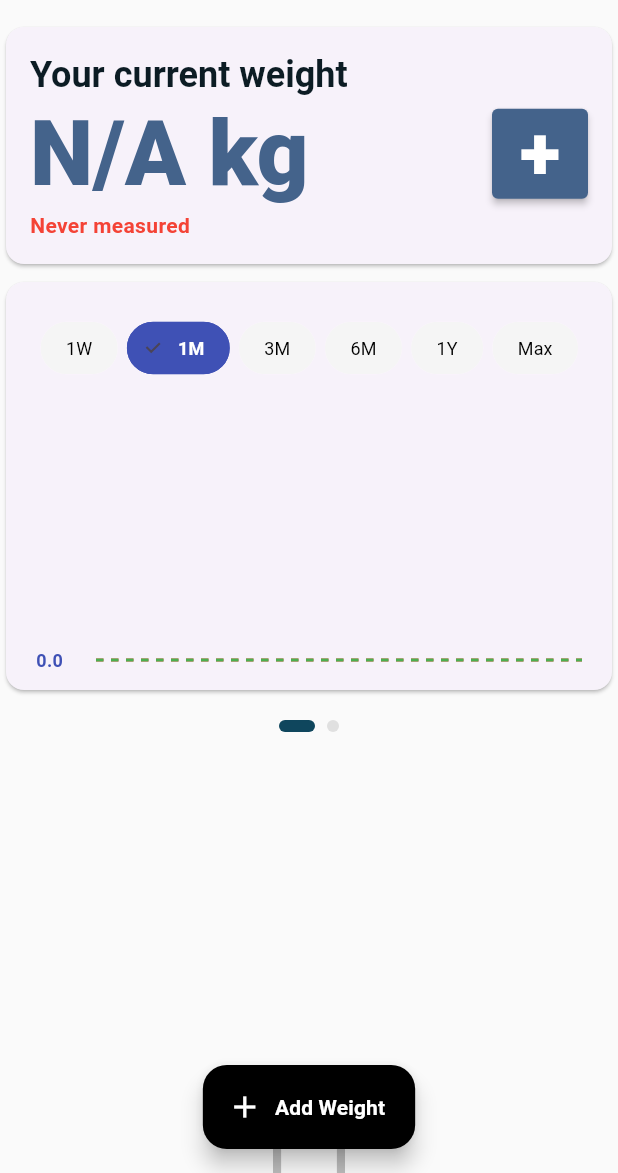
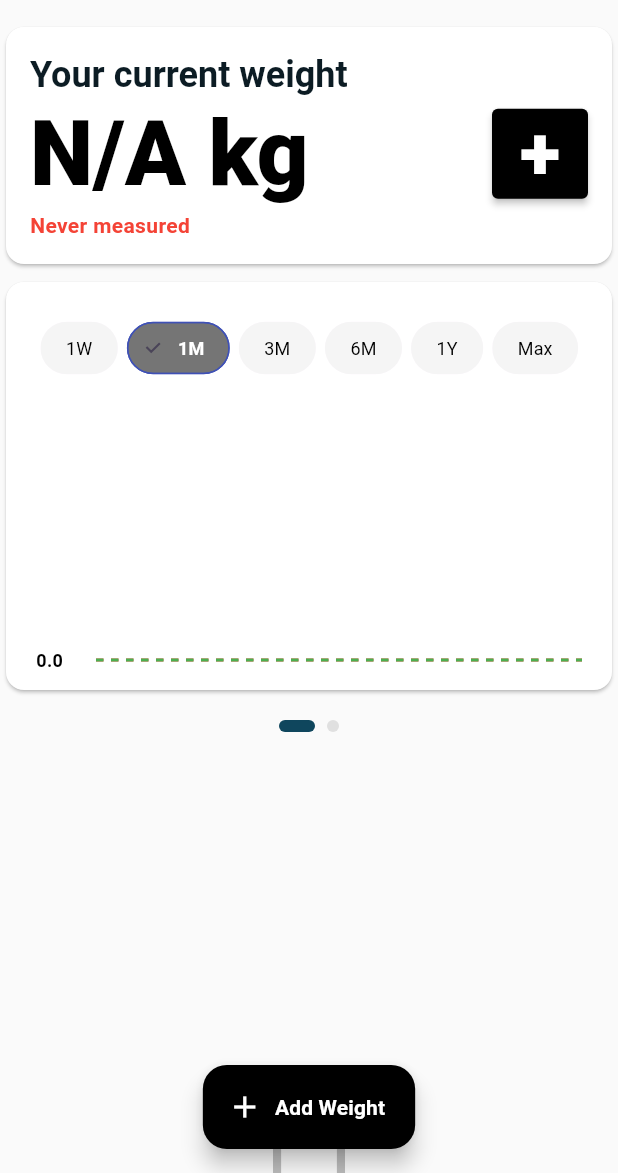
Before and after one commit to tomaszzywicki/cal-cones, a Flutter app: the WeightLogMainScreen screen opened directly, on a phone screen of 412 x 824 dp, the part 63-1236 px from its top. Run offline on Flutter 3.47's test engine with Material 3 defaults, Android fonts, the phone set to English and light mode, and no system bars; drawn by our look-alikes of fl_chart; our stand-ins replace connectivity_plus, firebase_auth, firebase_core, flutter_dotenv, google_generative_ai, image_picker and 4 more; missing offline and left inert: mobile_scanner; accounts and stored records are empty; network calls fail.

Commit message:
poprawiłem te kolory kornela bo niespójne były strasznie i kłuły w oczy

```diff
--- a/frontend/lib/features/auth/presentation/screens/signup_screen.dart
+++ b/frontend/lib/features/auth/presentation/screens/signup_screen.dart
@@ -1,8 +1,6 @@
 import 'package:flutter/material.dart';
-import 'package:frontend/app_widget.dart';
 import 'package:frontend/features/auth/presentation/screens/login_screen.dart';
 import 'package:frontend/features/user/presentation/screens/onboarding.dart';
-import 'package:frontend/main_screen.dart';
 import 'package:frontend/features/auth/services/auth_service.dart';
 import 'package:provider/provider.dart';
 
--- a/frontend/lib/features/dashboard/presentation/screens/bmi_card.dart
+++ b/frontend/lib/features/dashboard/presentation/screens/bmi_card.dart
@@ -50,6 +50,7 @@ class BMIcard extends StatelessWidget {
     }
 
     return Card(
+      color: Colors.white,
       elevation: 2,
       shape: RoundedRectangleBorder(borderRadius: BorderRadius.circular(16)),
       child: Padding(
--- a/frontend/lib/features/dashboard/presentation/screens/current_goal_card.dart
+++ b/frontend/lib/features/dashboard/presentation/screens/current_goal_card.dart
@@ -6,6 +6,7 @@ class CurrentGoalCard extends StatelessWidget {
   @override
   Widget build(BuildContext context) {
     return Card(
+      color: Colors.white,
       child: SizedBox(
         width: MediaQuery.of(context).size.width / 2 - 16,
         height: 100,
--- a/frontend/lib/features/dashboard/presentation/screens/dashboard_screen.dart
+++ b/frontend/lib/features/dashboard/presentation/screens/dashboard_screen.dart
@@ -13,7 +13,7 @@ class DashboardScreen extends StatelessWidget {
   @override
   Widget build(BuildContext context) {
     return Scaffold(
-      appBar: AppBar(title: const Text('Dashboard')),
+      backgroundColor: Colors.grey[50],
       body: SingleChildScrollView(
         padding: const EdgeInsets.all(8.0),
         child: Column(
--- a/frontend/lib/features/dashboard/presentation/screens/macro_intake_chart.dart
+++ b/frontend/lib/features/dashboard/presentation/screens/macro_intake_chart.dart
@@ -7,6 +7,7 @@ class MacroIntakeChart extends StatelessWidget {
   @override
   Widget build(BuildContext context) {
     return Card(
+      color: Colors.white,
       child: Padding(
         padding: const EdgeInsets.symmetric(vertical: 20.0, horizontal: 10.0),
         child: BarChart(
--- a/frontend/lib/features/dashboard/presentation/screens/weigh_in_calendar_card.dart
+++ b/frontend/lib/features/dashboard/presentation/screens/weigh_in_calendar_card.dart
@@ -19,6 +19,7 @@ class WeighInCalendarCard extends StatelessWidget {
     });
 
     return Card(
+      color: Colors.white,
       child: Padding(
         padding: const EdgeInsets.symmetric(horizontal: 24.0, vertical: 12.0),
         child: Column(
--- a/frontend/lib/features/dashboard/presentation/screens/weight_history_chart.dart
+++ b/frontend/lib/features/dashboard/presentation/screens/weight_history_chart.dart
@@ -70,6 +70,7 @@ class _WeightHistoryChartState extends State<WeightHistoryChart> {
     final spots = _getFilteredSpots(weightEntries);
 
     return Card(
+      color: Colors.white,
       child: Padding(
         padding: const EdgeInsets.symmetric(vertical: 20.0, horizontal: 20.0),
         child: Column(
@@ -92,7 +93,7 @@ class _WeightHistoryChartState extends State<WeightHistoryChart> {
                           });
                         }
                       },
-                      selectedColor: Colors.indigo,
+                      selectedColor: Colors.grey[600],
                       labelStyle: TextStyle(
                         color: isSelected ? Colors.white : Colors.black,
                         fontWeight: isSelected ? FontWeight.bold : FontWeight.normal,
@@ -120,7 +121,7 @@ class _WeightHistoryChartState extends State<WeightHistoryChart> {
                       preventCurveOvershootingThreshold: 8,
                       curveSmoothness: 0.6,
                       barWidth: 3,
-                      color: Colors.indigo,
+                      color: Colors.black,
                       // dotData: FlDotData(show: false),
                     ),
                   ],
@@ -164,7 +165,7 @@ class _WeightHistoryChartState extends State<WeightHistoryChart> {
                         getTitlesWidget: (value, meta) {
                           return Text(
                             '${value.toStringAsFixed(1)}',
-                            style: TextStyle(color: Colors.indigo, fontSize: 12, fontWeight: FontWeight.w600),
+                            style: TextStyle(color: Colors.black, fontSize: 12, fontWeight: FontWeight.w600),
                           );
                         },
                       ),
--- a/frontend/lib/features/weight_log/presentation/widgets/current_weight_card.dart
+++ b/frontend/lib/features/weight_log/presentation/widgets/current_weight_card.dart
@@ -22,6 +22,7 @@ class CurrentWeightCard extends StatelessWidget {
     final latestEntry = weightLogService.latestEntry;
 
     return Card(
+      color: Colors.white,
       child: Padding(
         padding: const EdgeInsets.all(16.0),
         child: Column(
@@ -36,7 +37,7 @@ class CurrentWeightCard extends StatelessWidget {
                   style: Theme.of(context).textTheme.headlineLarge!.copyWith(
                     fontSize: 60,
                     fontWeight: FontWeight.w900,
-                    color: const Color(0xff44638b),
+                    color: Colors.black,
                   ),
                 ),
                 ElevatedButton(
@@ -47,7 +48,7 @@ class CurrentWeightCard extends StatelessWidget {
                     padding: EdgeInsets.zero,
                     textStyle: const TextStyle(fontSize: 50, fontWeight: FontWeight.w900),
                     fixedSize: const Size(60, 60),
-                    backgroundColor: const Color(0xff44638b),
+                    backgroundColor: Colors.black,
                   ),
                   child: Text("+"),
                 ),
```
